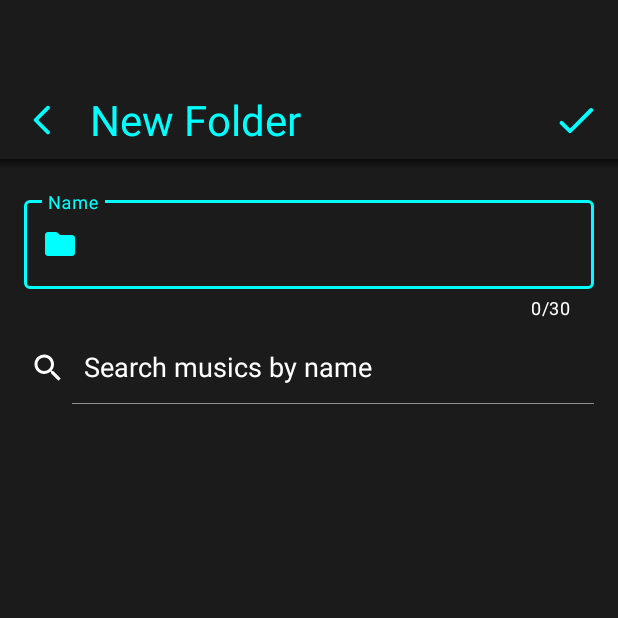
After one commit to jonataslinoo/MetronomePlus, an Android app: the fragment FolderFormFragment shown on its own in the app's theme, on a phone screen of 412 x 824 dp, the top half of it. The commit adds this screen. Run offline under Robolectric (Android 15) with nearby library versions, the phone set to English and light mode, and no system bars.

Commit message:
feat (FolderFormFragment): Add a new fragment and its menu to create a folder along with its icons, colors, strings and styles - Adjustments to the theme file, now with a styles file to separate the different types.

```diff
--- /dev/null
+++ b/app/src/main/java/br/com/jonatas/metronomeplus/presenter/extension/FragmentExtensions.kt
@@ -0,0 +1,13 @@
+package br.com.jonatas.metronomeplus.presenter.extension
+
+import android.view.View
+import androidx.fragment.app.Fragment
+import com.google.android.material.snackbar.Snackbar
+
+fun Fragment.showMessage(view: View, message: String) {
+    Snackbar.make(
+        view,
+        message,
+        Snackbar.LENGTH_SHORT
+    ).show()
+}
--- /dev/null
+++ b/app/src/main/java/br/com/jonatas/metronomeplus/presenter/ui/fragment/FolderFormFragment.kt
@@ -0,0 +1,77 @@
+package br.com.jonatas.metronomeplus.presenter.ui.fragment
+
+import android.os.Bundle
+import android.view.LayoutInflater
+import android.view.Menu
+import android.view.MenuInflater
+import android.view.MenuItem
+import android.view.View
+import android.view.ViewGroup
+import android.widget.SearchView
+import androidx.appcompat.app.AppCompatActivity
+import androidx.appcompat.widget.SearchView.OnQueryTextListener
+import androidx.core.view.MenuHost
+import androidx.core.view.MenuProvider
+import androidx.fragment.app.Fragment
+import androidx.lifecycle.Lifecycle
+import br.com.jonatas.metronomeplus.R
+import br.com.jonatas.metronomeplus.databinding.FragmentFolderFormBinding
+import br.com.jonatas.metronomeplus.presenter.extension.showMessage
+
+class FolderFormFragment : Fragment() {
+
+    private var _binding: FragmentFolderFormBinding? = null
+    private val binding get() = _binding!!
+
+    override fun onCreateView(
+        inflater: LayoutInflater, container: ViewGroup?,
+        savedInstanceState: Bundle?
+    ): View {
+        _binding = FragmentFolderFormBinding.inflate(inflater, container, false)
+        val view = binding.root
+        return view
+    }
+
+    override fun onViewCreated(view: View, savedInstanceState: Bundle?) {
+        super.onViewCreated(view, savedInstanceState)
+
+        binding.searchView.setOnQueryTextListener(object : OnQueryTextListener,
+            SearchView.OnQueryTextListener {
+            override fun onQueryTextSubmit(query: String?): Boolean {
+                return false
+            }
+
+            override fun onQueryTextChange(newText: String?): Boolean {
+                return false
+            }
+        })
+
+        (requireActivity() as? AppCompatActivity)?.setSupportActionBar(binding.toolbar)
+        val menuHost = requireActivity() as MenuHost
+        menuHost.addMenuProvider(object : MenuProvider {
+            override fun onCreateMenu(menu: Menu, menuInflater: MenuInflater) {
+                menuInflater.inflate(R.menu.form_folder_menu, menu)
+            }
+
+            override fun onMenuItemSelected(menuItem: MenuItem): Boolean {
+                return when (menuItem.itemId) {
+                    R.id.saveFolder -> {
+                        showMessage(binding.root, "Testando")
+                        true
+                    }
+
+                    else -> false
+                }
+            }
+        }, viewLifecycleOwner, Lifecycle.State.RESUMED)
+
+        binding.toolbar.setNavigationOnClickListener {
+            showMessage(binding.root, "Teste")
+        }
+    }
+
+    override fun onDestroy() {
+        super.onDestroy()
+        _binding = null
+    }
+}
--- /dev/null
+++ b/app/src/main/res/color/selector_focused_color_highlight.xml
@@ -0,0 +1,5 @@
+<?xml version="1.0" encoding="utf-8"?>
+<selector xmlns:android="http://schemas.android.com/apk/res/android">
+    <item android:color="@color/beat_highlight_color" android:state_focused="true" />
+    <item android:color="@color/white" android:state_focused="false" />
+</selector>
--- /dev/null
+++ b/app/src/main/res/color/selector_text_input_layout_outlined_stroke_color.xml
@@ -0,0 +1,6 @@
+<selector xmlns:android="http://schemas.android.com/apk/res/android">
+    <item android:color="@color/beat_highlight_color" android:state_focused="true" />
+    <item android:color="@color/white" android:state_hovered="true" />
+    <item android:color="@color/white" android:state_enabled="false" />
+    <item android:color="@color/white" />
+</selector>
--- /dev/null
+++ b/app/src/main/res/drawable/ic_back_highlight.xml
@@ -0,0 +1,12 @@
+<vector xmlns:android="http://schemas.android.com/apk/res/android"
+    android:width="24dp"
+    android:height="24dp"
+    android:tint="@color/beat_highlight_color"
+    android:viewportWidth="24"
+    android:viewportHeight="24">
+
+    <path
+        android:fillColor="@color/beat_highlight_color"
+        android:pathData="M16.88,2.88L16.88,2.88c-0.49,-0.49 -1.28,-0.49 -1.77,0l-8.41,8.41c-0.39,0.39 -0.39,1.02 0,1.41l8.41,8.41c0.49,0.49 1.28,0.49 1.77,0l0,0c0.49,-0.49 0.49,-1.28 0,-1.77L9.54,12l7.35,-7.35C17.37,4.16 17.37,3.37 16.88,2.88z" />
+
+</vector>
--- a/app/src/main/res/drawable/ic_add_highlight.xml
+++ b/app/src/main/res/drawable/ic_done_highlight.xml
@@ -1,12 +1,12 @@
 <vector xmlns:android="http://schemas.android.com/apk/res/android"
-    android:width="24dp"
-    android:height="24dp"
+    android:width="32dp"
+    android:height="32dp"
     android:tint="@color/beat_highlight_color"
     android:viewportWidth="24"
     android:viewportHeight="24">
 
     <path
         android:fillColor="@color/beat_highlight_color"
-        android:pathData="M19,13h-6v6h-2v-6H5v-2h6V5h2v6h6v2z" />
+        android:pathData="M9,16.2l-3.5,-3.5c-0.39,-0.39 -1.01,-0.39 -1.4,0 -0.39,0.39 -0.39,1.01 0,1.4l4.19,4.19c0.39,0.39 1.02,0.39 1.41,0L20.3,7.7c0.39,-0.39 0.39,-1.01 0,-1.4 -0.39,-0.39 -1.01,-0.39 -1.4,0L9,16.2z" />
 
 </vector>
--- /dev/null
+++ b/app/src/main/res/drawable/ic_folder_white.xml
@@ -0,0 +1,12 @@
+<vector xmlns:android="http://schemas.android.com/apk/res/android"
+    android:width="24dp"
+    android:height="24dp"
+    android:tint="@color/white"
+    android:viewportWidth="24"
+    android:viewportHeight="24">
+
+    <path
+        android:fillColor="@color/white"
+        android:pathData="M10.59,4.59C10.21,4.21 9.7,4 9.17,4H4c-1.1,0 -1.99,0.9 -1.99,2L2,18c0,1.1 0.9,2 2,2h16c1.1,0 2,-0.9 2,-2V8c0,-1.1 -0.9,-2 -2,-2h-8l-1.41,-1.41z" />
+
+</vector>
--- /dev/null
+++ b/app/src/main/res/layout/fragment_folder_form.xml
@@ -0,0 +1,76 @@
+<?xml version="1.0" encoding="utf-8"?>
+<androidx.constraintlayout.widget.ConstraintLayout xmlns:android="http://schemas.android.com/apk/res/android"
+    xmlns:app="http://schemas.android.com/apk/res-auto"
+    xmlns:tools="http://schemas.android.com/tools"
+    android:id="@+id/folderFormFragmentContent"
+    android:layout_width="match_parent"
+    android:layout_height="match_parent"
+    tools:context=".presenter.ui.fragment.FolderFormFragment">
+
+    <androidx.appcompat.widget.Toolbar
+        android:id="@+id/toolbar"
+        style="@style/toolbarStyle"
+        android:layout_width="match_parent"
+        android:layout_height="wrap_content"
+        app:layout_constraintEnd_toEndOf="parent"
+        app:layout_constraintStart_toStartOf="parent"
+        app:layout_constraintTop_toTopOf="parent"
+        app:navigationIcon="@drawable/ic_back_highlight"
+        app:title="@string/new_folder" />
+
+    <com.google.android.material.textfield.TextInputLayout
+        android:id="@+id/textInputLayoutName"
+        style="@style/textInputLayoutStyle"
+        android:layout_width="0dp"
+        android:layout_height="wrap_content"
+        android:layout_margin="16dp"
+        android:hint="@string/hint_name"
+        app:counterEnabled="true"
+        app:counterMaxLength="30"
+        app:endIconMode="clear_text"
+        app:endIconTint="@color/selector_focused_color_highlight"
+        app:layout_constraintEnd_toEndOf="parent"
+        app:layout_constraintStart_toStartOf="parent"
+        app:layout_constraintTop_toBottomOf="@id/toolbar"
+        app:startIconDrawable="@drawable/ic_folder_white"
+        app:startIconTint="@color/selector_focused_color_highlight">
+
+        <com.google.android.material.textfield.TextInputEditText
+            android:id="@+id/folderName"
+            android:layout_width="match_parent"
+            android:layout_height="wrap_content"
+            android:inputType="text"
+            android:maxLength="30"
+            android:maxLines="1"
+            android:textColor="@color/selector_focused_color_highlight"
+            android:textSize="18sp" />
+
+    </com.google.android.material.textfield.TextInputLayout>
+
+    <SearchView
+        android:id="@+id/searchView"
+        android:layout_width="0dp"
+        android:layout_height="wrap_content"
+        android:layout_marginVertical="8dp"
+        android:layout_marginEnd="8dp"
+        android:iconifiedByDefault="false"
+        android:queryHint="@string/hint_search_musics_by_name"
+        android:theme="@style/searchViewStyle"
+        app:layout_constraintBottom_toTopOf="@id/recyclerViewMusics"
+        app:layout_constraintEnd_toEndOf="parent"
+        app:layout_constraintStart_toStartOf="parent"
+        app:layout_constraintTop_toBottomOf="@id/textInputLayoutName" />
+
+    <androidx.recyclerview.widget.RecyclerView
+        android:id="@+id/recyclerViewMusics"
+        android:layout_width="0dp"
+        android:layout_height="0dp"
+        android:layout_marginHorizontal="16dp"
+        app:layout_constraintBottom_toBottomOf="parent"
+        app:layout_constraintEnd_toEndOf="parent"
+        app:layout_constraintStart_toStartOf="parent"
+        app:layout_constraintTop_toBottomOf="@id/searchView"
+        tools:itemCount="5"
+        tools:listitem="@layout/view_library_folders_item" />
+
+</androidx.constraintlayout.widget.ConstraintLayout>
--- /dev/null
+++ b/app/src/main/res/menu/form_folder_menu.xml
@@ -0,0 +1,10 @@
+<?xml version="1.0" encoding="utf-8"?>
+<menu xmlns:android="http://schemas.android.com/apk/res/android"
+    xmlns:app="http://schemas.android.com/apk/res-auto">
+
+    <item
+        android:id="@+id/saveFolder"
+        android:icon="@drawable/ic_done_highlight"
+        android:title="@string/save"
+        app:showAsAction="always" />
+</menu>
--- a/app/src/main/res/values-night/themes.xml
+++ b/app/src/main/res/values-night/themes.xml
@@ -4,6 +4,7 @@
         <item name="android:windowLightStatusBar">false</item>
         <item name="android:statusBarColor">@android:color/black</item>
         <item name="android:windowBackground">@color/window_background_app</item>
+        <item name="colorPrimary">@color/beat_highlight_color</item>
     </style>
 
     <style name="defaultButtonStyle" parent="@android:style/Widget.Button">
@@ -34,15 +35,6 @@
         <item name="itemRippleColor">@color/beat_highlight_color</item>
     </style>
 
-    <style name="toolbarStyle" parent="Widget.MaterialComponents.Toolbar">
-        <item name="titleTextAppearance">@style/toolbarAppearance</item>
-        <item name="titleTextColor">@color/beat_highlight_color</item>
-    </style>
-
-    <style name="toolbarAppearance">
-        <item name="android:textSize">28sp</item>
-    </style>
-
     <style name="popup_window_animation">
         <item name="android:windowEnterAnimation">@anim/popup_anim</item>
         <item name="android:windowExitAnimation">@anim/popdown_anim</item>
--- a/app/src/main/res/values/strings.xml
+++ b/app/src/main/res/values/strings.xml
@@ -16,15 +16,26 @@
     <string name="content_description_file_options_menu">File options menu.</string>
     <string name="content_description_metronome_plus_logo_with_an_eighth_note_in_the_middle">Metronome Plus logo with an eighth note in the middle.</string>
 
+    <!-- Hints -->
+    <string name="hint_search_musics_by_name">Search musics by name</string>
+    <string name="hint_name">Name</string>
+
     <!-- Texts -->
     <string name="metronome">Metronome</string>
     <string name="library">Library</string>
     <string name="new_folder">New Folder</string>
+    <string name="folder_name">Folder name</string>
+    <string name="save">Save</string>
 
+    <!-- Plural texts -->
     <string name="music_count">{0,choice,0#{0} Music|1#{0} Music|1&lt;{0} Musics}</string>
+
+    <!-- Messages -->
     <string name="message_error">Error: %1$s</string>
 
+    <!-- Titles -->
     <string name="title_load_into_metronome">Load into metronome</string>
     <string name="title_edit_folder">Edit folder</string>
     <string name="title_delete_folder">Delete folder</string>
+
 </resources>
--- /dev/null
+++ b/app/src/main/res/values/styles.xml
@@ -0,0 +1,26 @@
+<resources>
+    <style name="toolbarStyle">
+        <item name="titleTextAppearance">@style/toolbarAppearance</item>
+        <item name="titleTextColor">@color/beat_highlight_color</item>
+        <item name="android:layout_marginTop">48dp</item>
+        <item name="android:background">@drawable/toolbar_background</item>
+    </style>
+
+    <style name="toolbarAppearance">
+        <item name="android:textSize">28sp</item>
+    </style>
+
+    <style name="textInputLayoutStyle" parent="Widget.MaterialComponents.TextInputLayout.OutlinedBox">
+        <item name="colorPrimary">@color/beat_highlight_color</item>
+        <item name="android:textColorHint">@color/white</item>
+        <item name="counterTextColor">@color/selector_focused_color_highlight</item>
+        <item name="boxStrokeColor">@color/selector_text_input_layout_outlined_stroke_color</item>
+    </style>
+
+    <style name="searchViewStyle">
+        <item name="colorControlNormal">@color/white</item>
+        <item name="android:textColorHint">@color/selector_focused_color_highlight</item>
+        <item name="android:editTextColor">@color/selector_focused_color_highlight</item>
+    </style>
+
+</resources>
--- a/app/src/main/res/values/themes.xml
+++ b/app/src/main/res/values/themes.xml
@@ -4,6 +4,7 @@
         <item name="android:windowLightStatusBar">false</item>
         <item name="android:statusBarColor">@android:color/black</item>
         <item name="android:windowBackground">@color/window_background_app</item>
+        <item name="colorPrimary">@color/beat_highlight_color</item>
     </style>
 
     <style name="Theme.MetronomePlus" parent="Base.Theme.MetronomePlus" />
@@ -36,15 +37,6 @@
         <item name="itemRippleColor">@color/beat_highlight_color</item>
     </style>
 
-    <style name="toolbarStyle" parent="Widget.MaterialComponents.Toolbar">
-        <item name="titleTextAppearance">@style/toolbarAppearance</item>
-        <item name="titleTextColor">@color/beat_highlight_color</item>
-    </style>
-
-    <style name="toolbarAppearance">
-        <item name="android:textSize">28sp</item>
-    </style>
-
     <style name="popup_window_animation">
         <item name="android:windowEnterAnimation">@anim/popup_anim</item>
         <item name="android:windowExitAnimation">@anim/popdown_anim</item>
```
